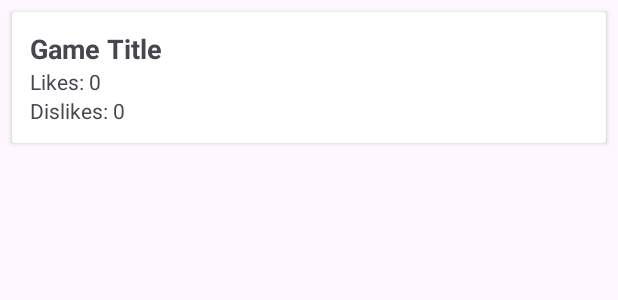
After one commit to cst-338-project/cst-338-game-discovery-app, an Android app: the layout analytics_row.xml on its own in the app's theme, with its tools: preview values and no code run, on a phone screen of 412 x 824 dp. The commit adds this screen. Shown: the top 300 px of the screen. Run offline under Robolectric (Android 15) with nearby library versions, the phone set to English and light mode, and no system bars.

Commit message:
Very simple display of liked games and disliked games in analytics

```diff
--- a/app/src/main/AndroidManifest.xml
+++ b/app/src/main/AndroidManifest.xml
@@ -14,6 +14,9 @@
         android:supportsRtl="true"
         android:theme="@style/Theme.LootCrate"
         tools:targetApi="31">
+        <activity
+            android:name=".AnalyticsActivity"
+            android:exported="false" />
         <activity
             android:name=".GameDetailsActivity"
             android:exported="false" />
--- a/app/src/main/java/com/cst338/lootcrate/ProfilePageActivity.java
+++ b/app/src/main/java/com/cst338/lootcrate/ProfilePageActivity.java
@@ -81,7 +81,8 @@ public class ProfilePageActivity extends AppCompatActivity {
         binding.viewAnalytics.setOnClickListener(new View.OnClickListener() {
             @Override
             public void onClick(View v) {
-                Toast.makeText(ProfilePageActivity.this, "View Analytics", Toast.LENGTH_SHORT).show();
+                Intent intent = AnalyticsActivity.analyticsIntentFactory(getApplicationContext(), loggedInUserId);
+                startActivity(intent);
             }
         });
     }
--- /dev/null
+++ b/app/src/main/res/layout/analytics_row.xml
@@ -0,0 +1,35 @@
+<?xml version="1.0" encoding="utf-8"?>
+<androidx.cardview.widget.CardView xmlns:android="http://schemas.android.com/apk/res/android"
+    android:layout_width="match_parent"
+    android:layout_height="wrap_content"
+    android:layout_margin="8dp"
+    android:elevation="4dp">
+
+    <LinearLayout
+        android:layout_width="match_parent"
+        android:layout_height="wrap_content"
+        android:orientation="vertical"
+        android:padding="12dp">
+
+        <TextView
+            android:id="@+id/analytics_game_title"
+            android:layout_width="wrap_content"
+            android:layout_height="wrap_content"
+            android:text="Game Title"
+            android:textSize="18sp"
+            android:textStyle="bold" />
+
+        <TextView
+            android:id="@+id/analytics_likes"
+            android:layout_width="wrap_content"
+            android:layout_height="wrap_content"
+            android:text="Likes: 0" />
+
+        <TextView
+            android:id="@+id/analytics_dislikes"
+            android:layout_width="wrap_content"
+            android:layout_height="wrap_content"
+            android:text="Dislikes: 0" />
+
+    </LinearLayout>
+</androidx.cardview.widget.CardView>
```
Also changed, not shown: app/src/main/java/com/cst338/lootcrate/AnalyticsActivity.java (added, +53 -0 lines), app/src/main/java/com/cst338/lootcrate/LikedGamesActivity.java (+8 -0 lines), app/src/main/java/com/cst338/lootcrate/database/LootCrateRepository.java (+7 -0 lines), app/src/main/java/com/cst338/lootcrate/database/SwipeDAO.java (+12 -0 lines), app/src/main/java/com/cst338/lootcrate/database/entities/GameAnalytics.java (added, +9 -0 lines), app/src/main/java/com/cst338/lootcrate/viewHolders/AnalyticsAdapter.java (added, +56 -0 lines), app/src/main/res/layout/activity_analytics.xml (added, +19 -0 lines).
